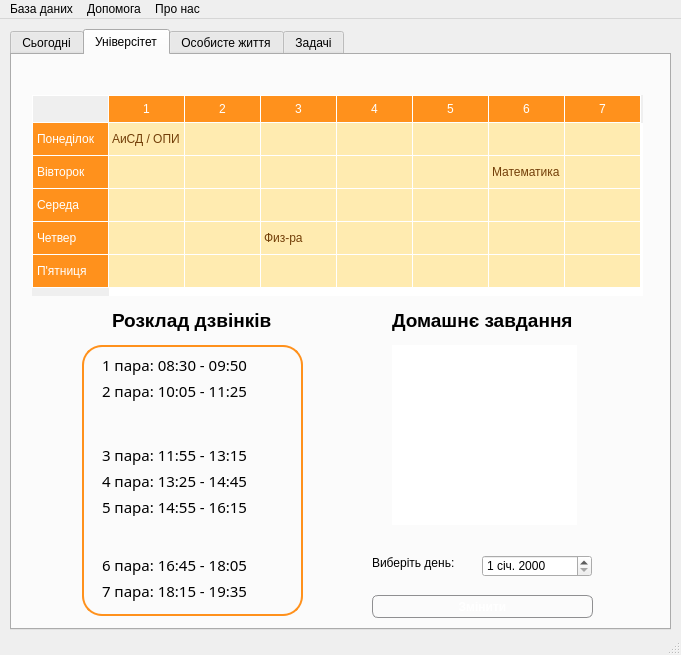
First picture: the form in mainwindow.ui, repository zEEmperon/Course-Project-KNT-129, before the edit.
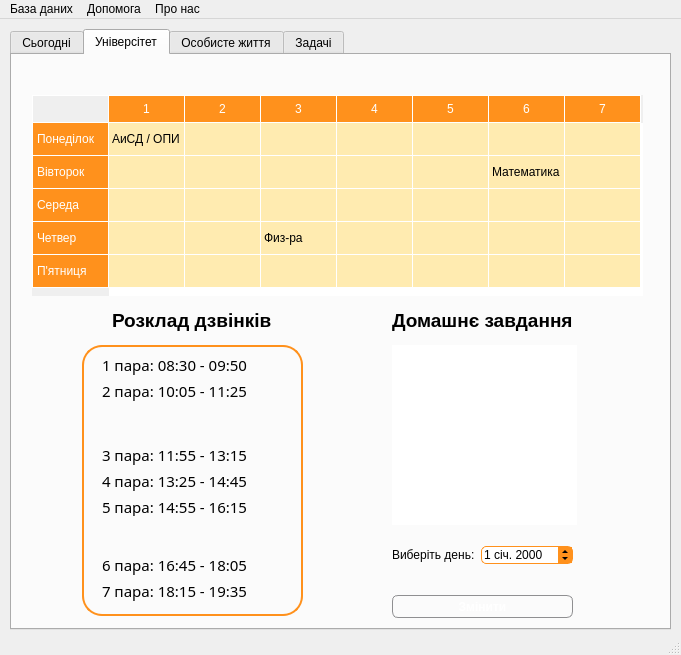
Second picture: the form after the edit. The open tabs and pages were chosen to show the change. Icons and pictures are not drawn.

```diff
--- a/mainwindow.ui
+++ b/mainwindow.ui
@@ -480,7 +480,7 @@
 }
 QTableWidget {
     gridline-color: #ffffff;
-color: #733f09;
+color: #000000;
 }
 QTableWidget QTableCornerButton::section {
     border: 1px solid #ffffff;
@@ -693,38 +693,12 @@
        <number>31</number>
       </attribute>
      </widget>
-     <widget class="QDateEdit" name="dateEdit">
-      <property name="geometry">
-       <rect>
-        <x>470</x>
-        <y>500</y>
-        <width>110</width>
-        <height>22</height>
-       </rect>
-      </property>
-      <property name="styleSheet">
-       <string notr="true"/>
-      </property>
-     </widget>
-     <widget class="QLabel" name="label_3">
-      <property name="geometry">
-       <rect>
-        <x>360</x>
-        <y>500</y>
-        <width>91</width>
-        <height>16</height>
-       </rect>
-      </property>
-      <property name="text">
-       <string>Виберіть день:</string>
-      </property>
-     </widget>
      <widget class="QPushButton" name="buttonChangeUniversity">
       <property name="geometry">
        <rect>
-        <x>360</x>
+        <x>380</x>
         <y>540</y>
-        <width>221</width>
+        <width>181</width>
         <height>23</height>
        </rect>
       </property>
@@ -966,6 +940,121 @@
        <string/>
       </property>
      </widget>
+     <widget class="QWidget" name="">
+      <property name="geometry">
+       <rect>
+        <x>380</x>
+        <y>490</y>
+        <width>181</width>
+        <height>20</height>
+       </rect>
+      </property>
+      <layout class="QHBoxLayout" name="horizontalLayout">
+       <item>
+        <widget class="QLabel" name="label_3">
+         <property name="text">
+          <string>Виберіть день:</string>
+         </property>
+        </widget>
+       </item>
+       <item>
+        <widget class="QDateEdit" name="dateEdit">
+         <property name="cursor">
+          <cursorShape>PointingHandCursor</cursorShape>
+         </property>
+         <property name="styleSheet">
+          <string notr="true">QDateEdit:enabled {
+ border: 1px solid #ff911c;
+ border-radius: 5px;
+ background-color: white;
+ }
+QDateEdit:disabled {
+ border: 1px solid #CCCCCC;
+ border-radius: 5px;
+ background-color: white;
+ }
+
+QDateEdit::up-arrow:enabled { 
+border-left: 3px solid none;
+border-right: 3px solid none;
+ border-bottom: 3px solid black; 
+width: 0px;
+ height: 0px; 
+}
+QDateEdit::up-arrow:disabled { 
+border-left: 3px solid none;
+border-right: 3px solid none;
+ border-bottom: 3px solid black; 
+width: 0px;
+ height: 0px; 
+}
+
+
+QDateEdit::up-button:enabled {
+ width: 14px; 
+height: 9px; 
+background-color: #FF911C;
+}
+QDateEdit::up-button:disabled {
+ width: 14px; 
+height: 9px; 
+background-color: #CCCCCC;
+}
+
+QDateEdit::up-button:hover {
+ background-color: #FFD65E
+}
+ 
+QDateEdit::down-arrow:enabled { 
+border-left: 3px solid none;
+border-right: 3px solid none; 
+border-top: 3px solid black; 
+width: 0px; 
+height: 0px; 
+}
+
+QDateEdit::down-arrow:disabled { 
+border-left: 3px solid none;
+border-right: 3px solid none; 
+border-top: 3px solid black; 
+width: 0px; 
+height: 0px; 
+}
+
+
+QDateEdit::down-button:enabled { 
+width: 14px; 
+height: 9px;
+ background-color: #FF911C;
+}
+QDateEdit::down-button:disabled { 
+width: 14px; 
+height: 9px;
+ background-color: #CCCCCC;
+}
+QDateEdit::down-button:hover {
+ background-color: #FFD65E
+}
+
+QDateEdit::up-arrow:hover { 
+border-left: 3px solid none;
+border-right: 3px solid none;
+ border-bottom: 3px solid black;
+ width: 0px; 
+height: 0px; 
+}
+QDateEdit::down-arrow:hover {
+ border-left: 3px solid none;
+border-right: 3px solid none;
+ border-top: 3px solid black;
+ width: 0px;
+ height: 0px; 
+}</string>
+         </property>
+        </widget>
+       </item>
+      </layout>
+     </widget>
     </widget>
     <widget class="QWidget" name="tabPersonalLife">
      <attribute name="title">
```
Left out of the diff: 12 changed lines with no effect on the pictures.
